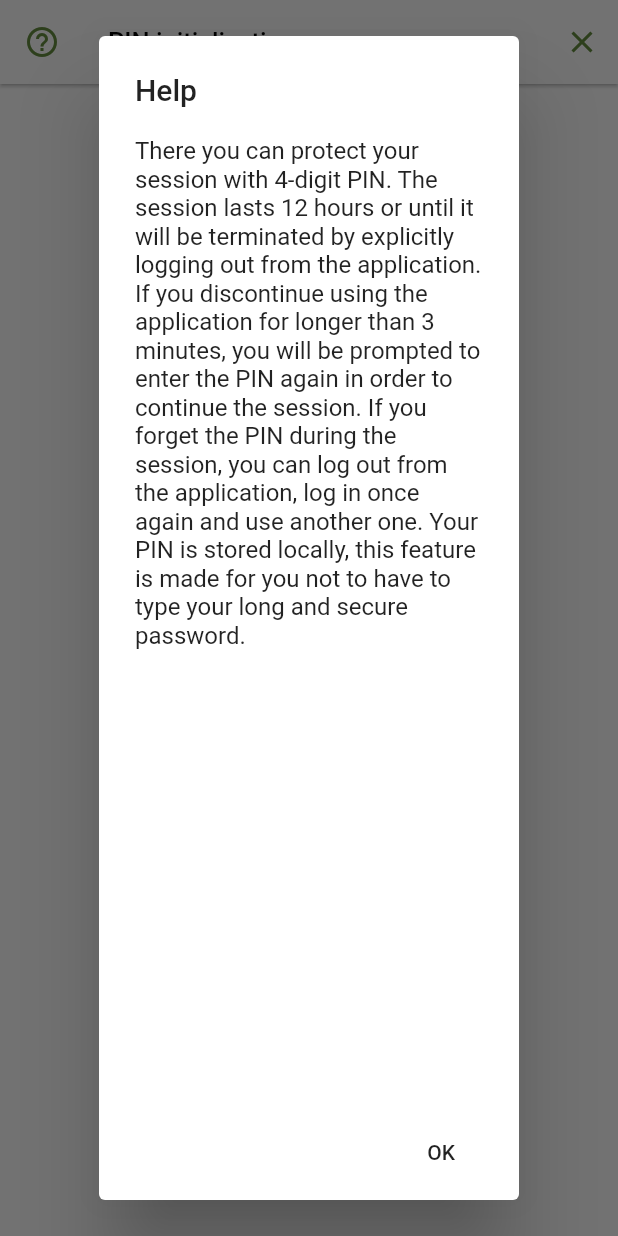
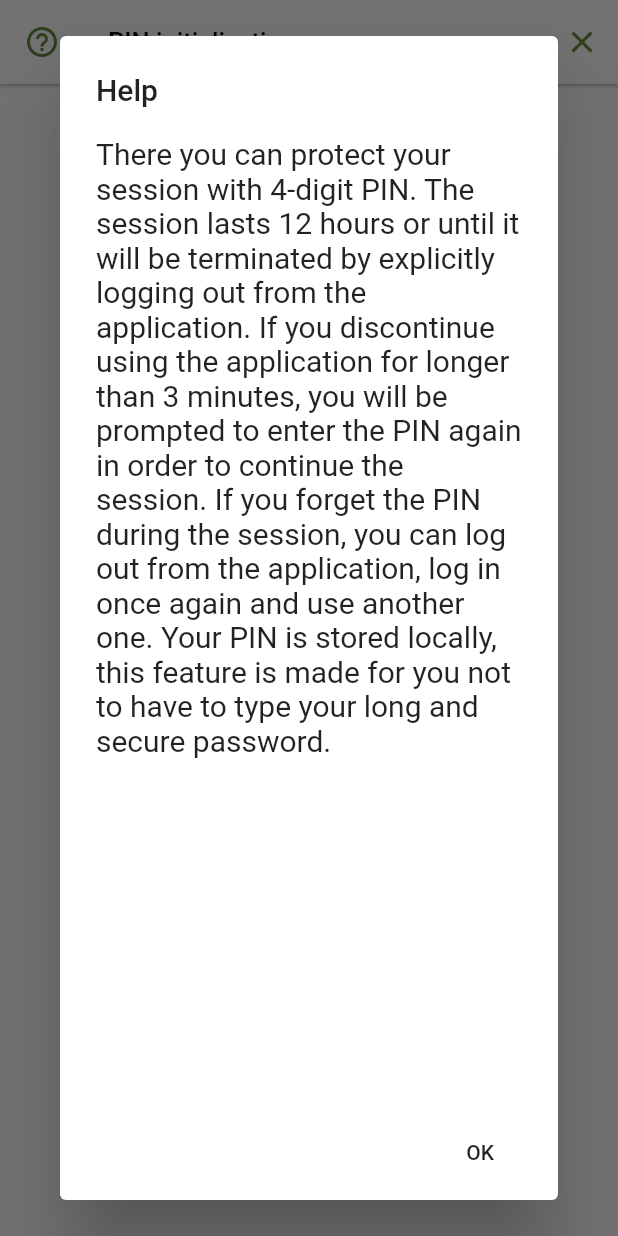
Before and after one commit to chapsan2001/ZIMS_internship, a Flutter app: the PinCodeInitScreen screen opened by its route, after a tap on the "help outline" icon, on a phone screen of 412 x 824 dp. Run offline on Flutter 3.47's test engine with Material 2 defaults, Android fonts, the phone set to English and light mode, and no system bars; our stand-ins replace bloc, equatable, flutter_bloc, get_it, hive, photo_view and 1 more; missing offline and left inert: barcode_scan; accounts and stored records are empty; generated files the repository leaves out were written again.

Commit message:
help message hotfix

```diff
--- a/lib/presentation/screens/pin_code/pin_code_init_screen.dart
+++ b/lib/presentation/screens/pin_code/pin_code_init_screen.dart
@@ -63,7 +63,7 @@ class _PinCodeInitScreenState extends State<PinCodeInitScreen>
                 leading: IconButton(
                   icon: Icon(Icons.help_outline,
                       color: getAppThemeData(context).primaryColor),
-                  onPressed: _onHelpPressed,
+                  onPressed: () => _onHelpPressed(),
                   tooltip: allTranslations.text("pin_help.title"),
                 ),
                 actions: <Widget>[
@@ -243,10 +243,14 @@ class _PinCodeInitScreenState extends State<PinCodeInitScreen>
   AlertDialog _createAndroidHelpMessage(BuildContext context) {
     return AlertDialog(
       title: Text(allTranslations.text("pin_help.title")),
-      content: ListView(
-        children: <Widget>[
-          Text(allTranslations.text("pin_help.msg"))
-        ],
+      content: Container(
+        width: double.maxFinite,
+        child: ListView(
+          children: <Widget>[
+            Text(allTranslations.text("pin_help.msg"),
+            style: TextStyle(fontSize: 20))
+          ],
+        ),
       ),
       actions: <Widget>[
         FlatButton(
```
